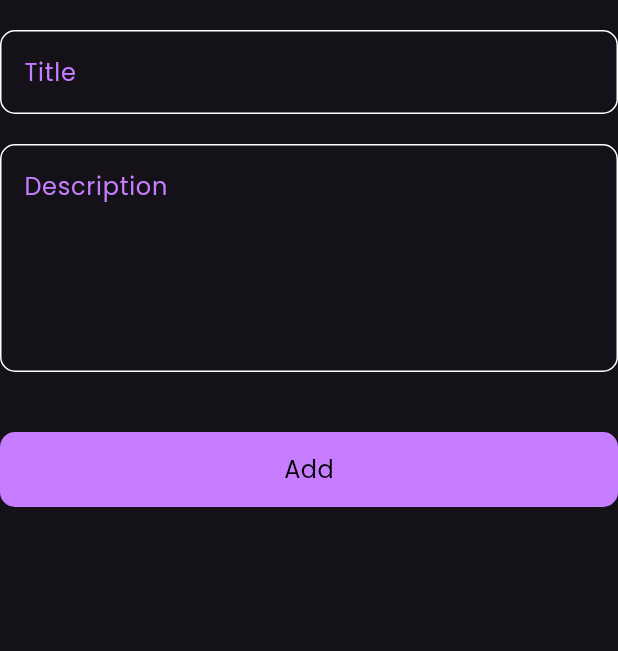
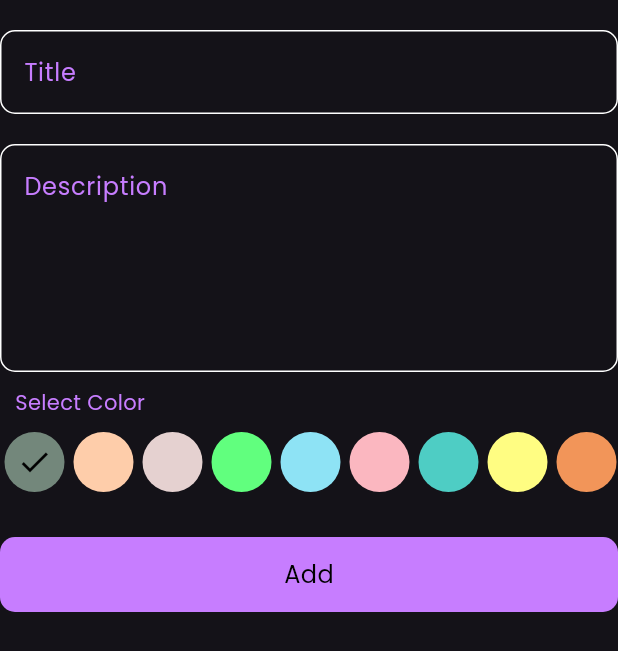
Before and after one commit to youssefElyoussofi/notes_app, a Flutter app: the AddNoteForm widget shown alone on an empty page, opened directly, on a phone screen of 412 x 824 dp. Shown: the top 651 px of the screen. Run offline on Flutter 3.47's test engine with Material 3 defaults, Android fonts, the phone set to English and light mode, and no system bars; our stand-ins replace bloc, flutter_bloc, hive, hive_flutter; accounts and stored records are empty.

```diff
--- /dev/null
+++ b/devtools_options.yaml
@@ -0,0 +1 @@
+extensions:
--- a/lib/constants.dart
+++ b/lib/constants.dart
@@ -2,3 +2,15 @@
 import 'package:flutter/material.dart';
 
 const kprimaryColor = Color(0xffc77dff);
+
+ List<Color> kcolors = const [
+     Color(0xff73877B),
+     Color(0xffFECDAA),
+     Color(0xffE5D1D0),
+     Color(0xff61FF7E),
+     Color(0xff8EE3F5),
+     Color(0xffFBB7C0),
+     Color(0xff4ECDC4),
+     Color(0xffFFFD82),
+     Color(0xffF29559),
+  ];
--- a/lib/cubit/add_note_cubit/add_note_cubit.dart
+++ b/lib/cubit/add_note_cubit/add_note_cubit.dart
@@ -1,4 +1,5 @@
 import 'package:bloc/bloc.dart';
+import 'package:flutter/material.dart';
 import 'package:hive_flutter/hive_flutter.dart';
 import 'package:meta/meta.dart';
 import 'package:notes_app/models/note_model.dart';
@@ -8,7 +9,9 @@ part 'add_note_state.dart';
 class AddNoteCubit extends Cubit<AddNoteState> {
   AddNoteCubit() : super(AddNoteInitial());
 
+  Color? color;
   addNote(NoteModel note) async {
+    note.color = color!.value;
     emit(AddNoteLoading());
     try {
   var notesBox =  Hive.box<NoteModel>('notes');
--- a/lib/views/edit_note_view.dart
+++ b/lib/views/edit_note_view.dart
@@ -2,6 +2,7 @@
 
 import 'package:flutter/material.dart';
 import 'package:notes_app/models/note_model.dart';
+
 import 'package:notes_app/widgets/edit_view_body.dart';
 
 class EditNoteView extends StatelessWidget {
--- a/lib/widgets/add_note_form.dart
+++ b/lib/widgets/add_note_form.dart
@@ -1,9 +1,11 @@
 import 'package:flutter/material.dart';
 import 'package:flutter_bloc/flutter_bloc.dart';
 import 'package:intl/intl.dart';
+import 'package:notes_app/constants.dart';
 import 'package:notes_app/cubit/add_note_cubit/add_note_cubit.dart';
 import 'package:notes_app/cubit/notes_cubit/notes_cubit_cubit.dart';
 import 'package:notes_app/models/note_model.dart';
+import 'package:notes_app/widgets/colors_picker.dart';
 import 'package:notes_app/widgets/custom_botton.dart';
 import 'package:notes_app/widgets/custom_text_field.dart';
 
@@ -28,6 +30,7 @@ class _AddNoteFormState extends State<AddNoteForm> {
     return Form(
       key: formkey,
       child: Column(
+        crossAxisAlignment: CrossAxisAlignment.start,
         children: [
           Padding(
             padding: const EdgeInsets.symmetric(vertical: 20),
@@ -45,6 +48,11 @@ class _AddNoteFormState extends State<AddNoteForm> {
               subTitle = value;
             },
           ),
+          const Padding(
+            padding: EdgeInsets.only(top: 10,left: 10),
+            child: Text('Select Color',style: TextStyle(color: kprimaryColor),),
+          ),
+          const ColorsListView(),
           Padding(
             padding: const EdgeInsets.symmetric(vertical: 20),
             child: BlocBuilder<AddNoteCubit, AddNoteState>(
--- /dev/null
+++ b/lib/widgets/colors_picker.dart
@@ -0,0 +1,54 @@
+import 'package:flutter/material.dart';
+import 'package:flutter_bloc/flutter_bloc.dart';
+import 'package:notes_app/constants.dart';
+import 'package:notes_app/cubit/add_note_cubit/add_note_cubit.dart';
+
+class ColorItem extends StatelessWidget {
+  const ColorItem({super.key, required this.isActive, required this.color});
+  final bool isActive;
+  final Color color;
+  @override
+  Widget build(BuildContext context) {
+    return  Padding(
+      padding: const EdgeInsets.symmetric(horizontal: 3),
+      child: CircleAvatar(
+        backgroundColor: color,
+        child: isActive ? const Icon(Icons.check,color: Colors.black,):null,),
+    );
+  }
+}
+
+
+class ColorsListView extends StatefulWidget {
+  const ColorsListView({super.key});
+
+  @override
+  State<ColorsListView> createState() => _ColorsListViewState();
+}
+
+class _ColorsListViewState extends State<ColorsListView> {
+  int currentIndex = 0;
+
+  @override
+  Widget build(BuildContext context) {
+    return  Container(
+      height: 60,
+      padding: const EdgeInsets.symmetric(vertical: 10),
+      child: ListView.builder(
+        scrollDirection: Axis.horizontal,
+        itemCount: kcolors.length,
+        itemBuilder: (context, index) {
+          return  GestureDetector(
+            onTap: () {
+              currentIndex = index;
+              BlocProvider.of<AddNoteCubit>(context).color = kcolors[index];
+              setState(() {
+
+              });
+            },
+            child: ColorItem(isActive: currentIndex == index, color: kcolors[index],));
+        },
+      ),
+    );
+  }
+}
--- a/lib/widgets/custom_botton.dart
+++ b/lib/widgets/custom_botton.dart
@@ -12,7 +12,7 @@ class CustomButton extends StatelessWidget {
     return isLoading ? const CircularProgressIndicator() :GestureDetector(
       onTap: ontap,
       child: Container(
-        margin: const EdgeInsets.only(top: 20),
+
         height: 50,
         width: MediaQuery.of(context).size.width,
         decoration: BoxDecoration(
```
Also changed, not shown: lib/widgets/edit_view_body.dart (+43 -1 lines).
